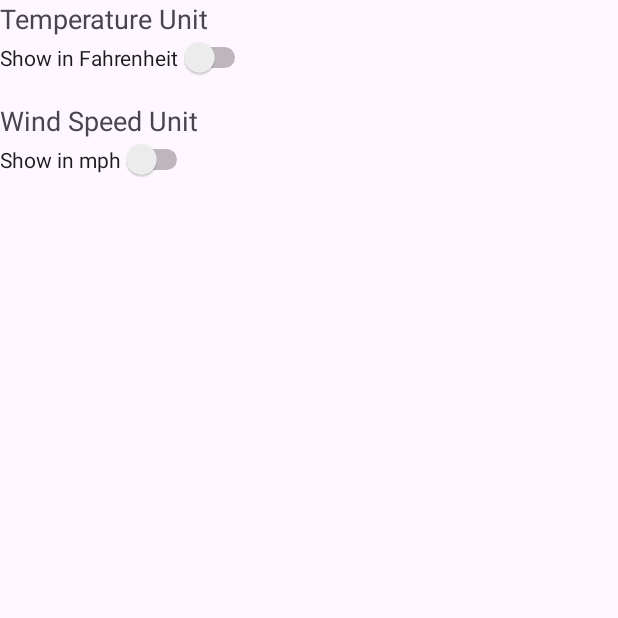
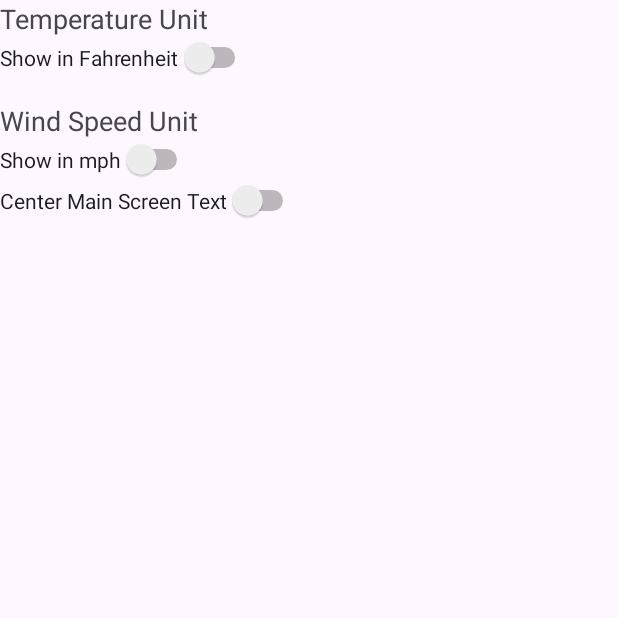
Before and after one commit to PatRakowicz/CS435-Final, an Android app: the SettingsActivity screen opened directly, with no data from a screen before it, on a phone screen of 412 x 824 dp, the top half of it. Run offline under Robolectric (Android 15) with nearby library versions, the phone set to English and light mode, and no system bars.

Commit message:
+ Center setting option

```diff
--- a/app/src/main/java/cs435/finalProject/AppSettings.kt
+++ b/app/src/main/java/cs435/finalProject/AppSettings.kt
@@ -3,4 +3,5 @@ package cs435.finalProject
 object AppSettings {
     var isFahrenheit: Boolean = false
     var isMilesPerHour: Boolean = false
+    var isCenteredText: Boolean = false
 }
--- a/app/src/main/java/cs435/finalProject/SettingsActivity.kt
+++ b/app/src/main/java/cs435/finalProject/SettingsActivity.kt
@@ -11,6 +11,7 @@ import androidx.core.view.WindowInsetsCompat
 class SettingsActivity : AppCompatActivity() {
     private lateinit var tempSwitch: Switch
     private lateinit var windSwitch: Switch
+    private lateinit var centerTextSwitch: Switch
 
     override fun onCreate(savedInstanceState: Bundle?) {
         super.onCreate(savedInstanceState)
@@ -24,9 +25,11 @@ class SettingsActivity : AppCompatActivity() {
 
         tempSwitch = findViewById(R.id.tempSwitch)
         windSwitch = findViewById(R.id.windSwitch)
+        centerTextSwitch = findViewById(R.id.centerTextSwitch)
 
         tempSwitch.isChecked = AppSettings.isFahrenheit
         windSwitch.isChecked = AppSettings.isMilesPerHour
+        centerTextSwitch.isChecked = AppSettings.isCenteredText
 
         tempSwitch.setOnCheckedChangeListener { _, isChecked ->
             AppSettings.isFahrenheit = isChecked
@@ -37,5 +40,10 @@ class SettingsActivity : AppCompatActivity() {
             AppSettings.isMilesPerHour = isChecked
             setResult(Activity.RESULT_OK)
         }
+
+        centerTextSwitch.setOnCheckedChangeListener { compoundButton, isChecked ->
+            AppSettings.isCenteredText = isChecked
+            setResult(Activity.RESULT_OK)
+        }
     }
 }
--- a/app/src/main/res/layout/activity_settings.xml
+++ b/app/src/main/res/layout/activity_settings.xml
@@ -35,4 +35,10 @@
         android:layout_width="wrap_content"
         android:layout_height="wrap_content"
         android:text="Show in mph" />
+
+    <Switch
+        android:id="@+id/centerTextSwitch"
+        android:layout_width="wrap_content"
+        android:layout_height="wrap_content"
+        android:text="Center Main Screen Text" />
 </LinearLayout>
```
Also changed, not shown: app/src/main/java/cs435/finalProject/MainActivity.kt (+10 -0 lines).
